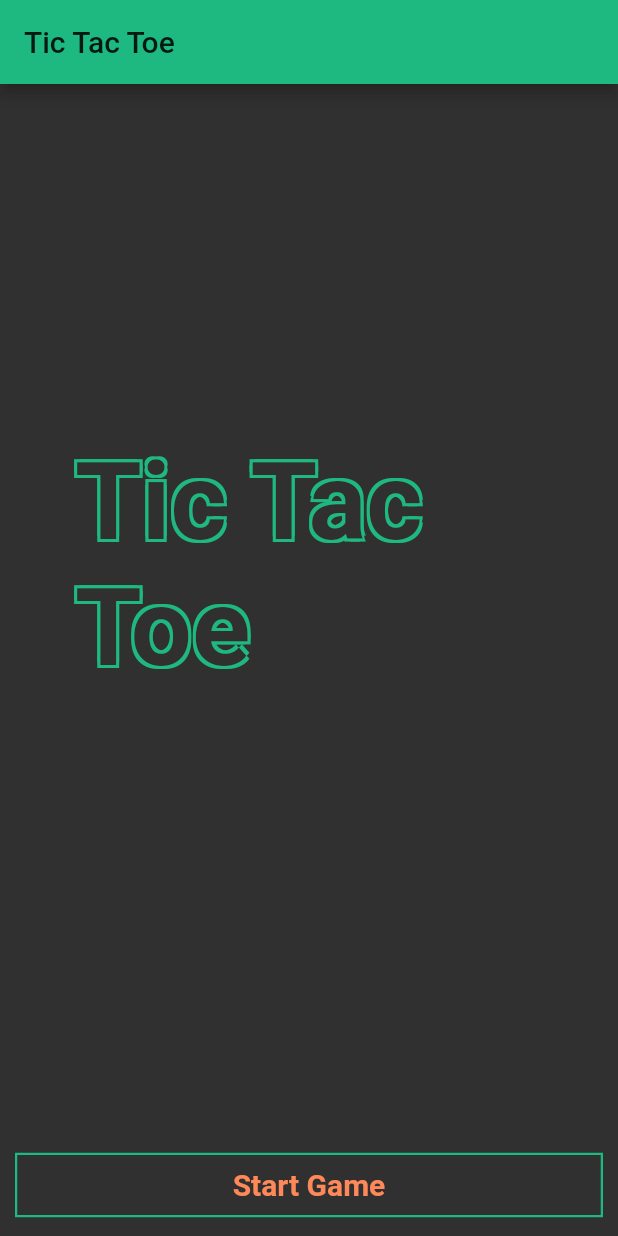
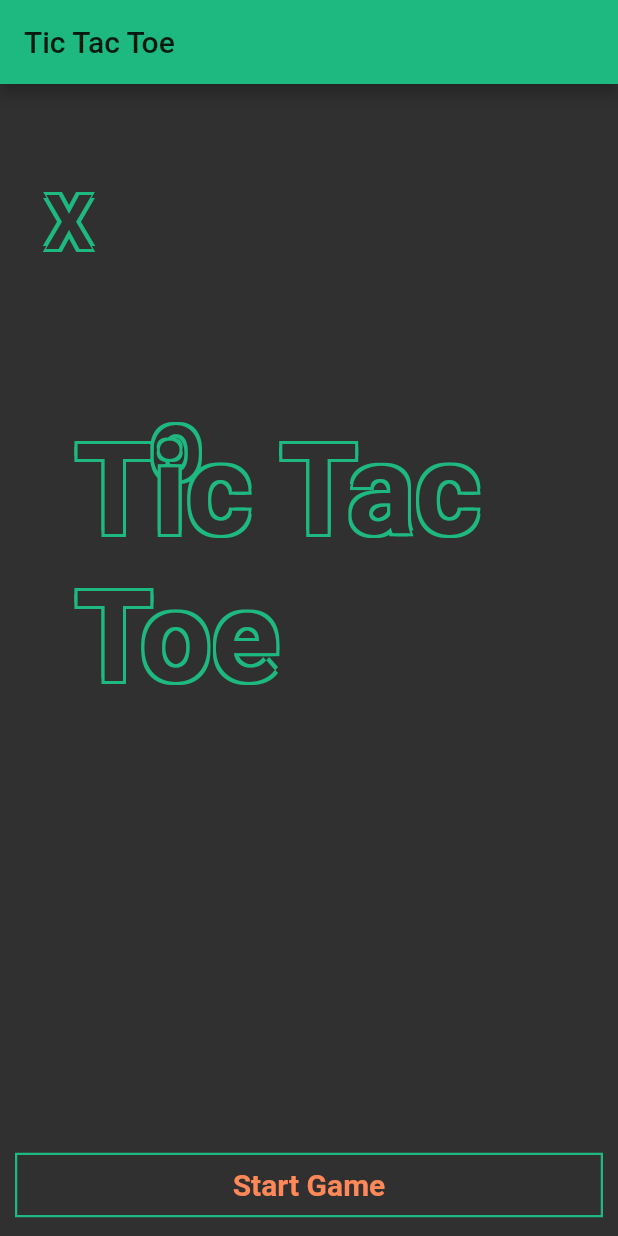
Before and after one commit to Rapol/tic_tac_toe_flutter, a Flutter app: the screen it shows after launch, on a phone screen of 412 x 824 dp. Run offline on Flutter 3.47's test engine with Material 2 defaults, Android fonts, the phone set to English and light mode, and no system bars; Roboto replaces fonts that are missing (DM Sans).

Commit message:
creating backgroundanimation component for starting screen animation, only one ticker

```diff
--- a/lib/main.dart
+++ b/lib/main.dart
@@ -5,7 +5,7 @@ import 'package:tic_tac_toe/constants.dart' as constants;
 
 import 'package:tic_tac_toe/models/Board.dart';
 import 'package:tic_tac_toe/screens/GameScreen.dart';
-import 'package:tic_tac_toe/screens/LandingScreen.dart';
+import 'package:tic_tac_toe/screens/StartingScreen.dart';
 
 void main() => runApp(MyApp());
 
@@ -16,7 +16,7 @@ class MyApp extends StatelessWidget {
     return ChangeNotifierProvider(
       builder: (context) => BoardModel(),
       child: MaterialApp(
-        title: 'Flutter Tic Tac Tow',
+        title: 'Tic Tac Toe',
         theme: ThemeData(
           // primarySwatch: Colors.green,
           // Define the default brightness and colors.
@@ -25,7 +25,7 @@ class MyApp extends StatelessWidget {
           accentColor: constants.accentColor,
 
           // Define the default font family.
-          fontFamily: 'DM Sans',
+          // fontFamily: 'DM Sans',
 
           // Define the default TextTheme. Use this to specify the default
           // text styling for headlines, titles, bodies of text, and more.
@@ -42,7 +42,7 @@ class MyApp extends StatelessWidget {
                 fontWeight: FontWeight.bold,
                 color: constants.textColor),
             display2: TextStyle(
-              fontSize: 72.0,
+              fontSize: 84.0,
               fontWeight: FontWeight.bold,
               color: Color(0xFF303030),
               shadows: [
@@ -64,7 +64,30 @@ class MyApp extends StatelessWidget {
                     color: constants.primaryColor),
               ],
             ),
-            display3: TextStyle(fontSize: 20.0, color: constants.accentColor, fontWeight: FontWeight.bold),
+            display3: TextStyle(
+              fontSize: 72.0,
+              fontWeight: FontWeight.bold,
+              color: Color(0xFF303030),
+              shadows: [
+                Shadow(
+                    // bottomLeft
+                    offset: Offset(-shadowOffset, -shadowOffset),
+                    color: constants.accentColor),
+                Shadow(
+                    // bottomRight
+                    offset: Offset(shadowOffset, -shadowOffset),
+                    color: constants.accentColor),
+                Shadow(
+                    // topRight
+                    offset: Offset(shadowOffset, shadowOffset),
+                    color: constants.accentColor),
+                Shadow(
+                    // topLeft
+                    offset: Offset(-shadowOffset, shadowOffset),
+                    color: constants.accentColor),
+              ],
+            ),
+            display4: TextStyle(fontSize: 20.0, color: constants.accentColor, fontWeight: FontWeight.bold),
           ),
           buttonTheme: ButtonThemeData(
             buttonColor: constants.primaryColor,
@@ -80,7 +103,7 @@ class MyApp extends StatelessWidget {
         ),
         initialRoute: '/',
         routes: {
-          '/': (context) => LandingPage(),
+          '/': (context) => StartingScreen(),
           '/game': (context) => GameScreen(),
         },
       ),
--- a/lib/screens/LandingScreen.dart
+++ /dev/null
@@ -1,42 +0,0 @@
-import 'package:flutter/material.dart';
-
-import 'package:tic_tac_toe/constants.dart' as constants;
-
-import 'package:tic_tac_toe/widget/LandingLayout.dart';
-
-class LandingPage extends StatelessWidget {
-  Widget build(BuildContext context) {
-    return Scaffold(
-      appBar: AppBar(
-        title: Text('Tic Tac Toe'),
-      ),
-      body: LandingLayout(
-        titlePadding: EdgeInsets.fromLTRB(50.0, 0, 0, 60.0),
-        content: <Widget>[
-          Text(
-            'Tic Tac',
-            style: Theme.of(context).textTheme.display2,
-          ),
-          Text(
-            'Toe',
-            style: Theme.of(context).textTheme.display2,
-          ),
-        ],
-        actionPadding: EdgeInsets.all(10.0),
-        actions: <Widget>[
-          Expanded(
-            child: OutlineButton(
-              padding: EdgeInsets.all(10.0),
-              child: Text(
-                'Start Game',
-                style: Theme.of(context).textTheme.display3,
-              ),
-              onPressed: () => Navigator.pushNamed(context, '/game'),
-              borderSide: BorderSide(width: 1.5, color: constants.primaryColor),
-            ),
-          ),
-        ],
-      ),
-    );
-  }
-}
--- /dev/null
+++ b/lib/screens/StartingScreen.dart
@@ -0,0 +1,50 @@
+import 'package:flutter/material.dart';
+
+import 'package:tic_tac_toe/constants.dart' as constants;
+
+import 'package:tic_tac_toe/widget/LandingLayout.dart';
+import 'package:tic_tac_toe/widget/BackgroundAnimation.dart';
+
+class StartingScreen extends StatelessWidget {
+  Widget build(BuildContext context) {
+    return Scaffold(
+      appBar: AppBar(
+        title: Text('Tic Tac Toe'),
+      ),
+      body: Stack(
+        fit: StackFit.expand,
+        children: <Widget>[
+          BackgroundAnimation(),
+          LandingLayout(
+            titlePadding: EdgeInsets.fromLTRB(50.0, 0, 0, 60.0),
+            content: <Widget>[
+              Text(
+                'Tic Tac',
+                style: Theme.of(context).textTheme.display2,
+              ),
+              Text(
+                'Toe',
+                style: Theme.of(context).textTheme.display2,
+              ),
+            ],
+            actionPadding: EdgeInsets.all(10.0),
+            actions: <Widget>[
+              Expanded(
+                child: OutlineButton(
+                  padding: EdgeInsets.all(10.0),
+                  child: Text(
+                    'Start Game',
+                    style: Theme.of(context).textTheme.display4,
+                  ),
+                  onPressed: () => Navigator.pushNamed(context, '/game'),
+                  borderSide:
+                      BorderSide(width: 1.5, color: constants.primaryColor),
+                ),
+              ),
+            ],
+          ),
+        ],
+      ),
+    );
+  }
+}
--- /dev/null
+++ b/lib/widget/BackgroundAnimation.dart
@@ -0,0 +1,73 @@
+import 'package:flutter/material.dart';
+
+import 'package:tic_tac_toe/constants.dart' as constants;
+
+class BackgroundAnimation extends StatefulWidget {
+  @override
+  State<StatefulWidget> createState() {
+    return BackgroundAnimationState();
+  }
+}
+
+class BackgroundAnimationState extends State<BackgroundAnimation>
+    with SingleTickerProviderStateMixin {
+  AnimationController controller;
+  Animation<RelativeRect> rect;
+  Animation<RelativeRect> rect2;
+  CurvedAnimation curvedAnimation;
+
+  @override
+  void initState() {
+    super.initState();
+    controller = AnimationController(
+      vsync: this,
+      duration: Duration(seconds: 3),
+    );
+    curvedAnimation = CurvedAnimation(parent: controller, curve: Curves.easeOut);
+    rect = RelativeRectTween(
+      begin: RelativeRect.fromLTRB(30, -60.0, 0, 0),
+      end: RelativeRect.fromLTRB(30.0, 100, 0, 0.0),
+    ).animate(curvedAnimation)
+    ..addListener(() {
+      if(rect.isCompleted){
+        controller.repeat();
+      }
+    });
+    rect2 = RelativeRectTween(
+      begin: RelativeRect.fromLTRB(100.0, -60.0, 0, 0),
+      end: RelativeRect.fromLTRB(100.0, 300.0, 0, 0),
+    ).animate(curvedAnimation);
+    controller.forward();
+  }
+
+  @override
+  void dispose() {
+    controller?.dispose();
+    super.dispose();
+  }
+
+  @override
+  Widget build(BuildContext context) {
+    return Stack(
+      fit: StackFit.expand,
+      children: <Widget>[
+        PositionedTransition(
+          rect: rect,
+          child: Text('X',
+              style: Theme.of(context)
+                  .textTheme
+                  .display2
+                  .apply(fontSizeFactor: 0.6)),
+        ),
+        PositionedTransition(
+          rect: rect2,
+          child: Text('O',
+              style: Theme.of(context)
+                  .textTheme
+                  .display2
+                  .apply(fontSizeFactor: 0.6)),
+        ),
+      ],
+    );
+  }
+}
--- a/lib/widget/ResultOverlay.dart
+++ b/lib/widget/ResultOverlay.dart
@@ -40,7 +40,7 @@ class ResultOverlay extends StatelessWidget {
               padding: EdgeInsets.all(10.0),
               child: Text(
                 'Retry',
-                style: Theme.of(context).textTheme.display3,
+                style: Theme.of(context).textTheme.display4,
               ),
               onPressed: board.resetGame,
               borderSide: BorderSide(width: 1.5, color: constants.primaryColor),
```
